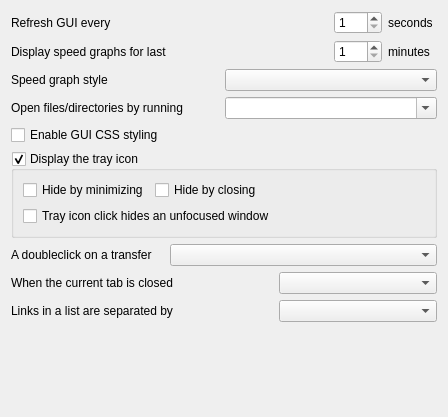
The window that src/SettingsGeneralForm.ui (LubosD/fatrat) describes before a commit, drawn with Qt 5.
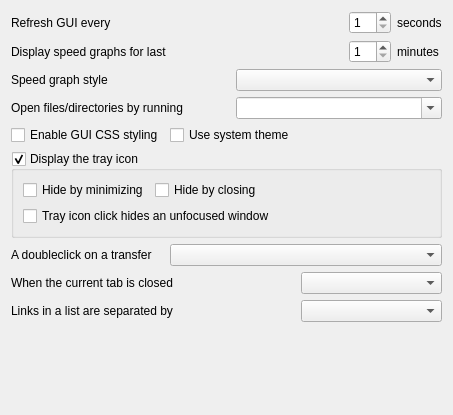
The same window after the commit.

Commit message: Use system icons by default

Diff of the .ui file:
```diff
--- a/src/SettingsGeneralForm.ui
+++ b/src/SettingsGeneralForm.ui
@@ -6,8 +6,8 @@
    <rect>
     <x>0</x>
     <y>0</y>
-    <width>448</width>
-    <height>417</height>
+    <width>446</width>
+    <height>415</height>
    </rect>
   </property>
   <layout class="QGridLayout" name="gridLayout">
@@ -176,6 +176,13 @@
      </property>
     </spacer>
    </item>
+   <item row="4" column="1" colspan="2">
+    <widget class="QCheckBox" name="checkSystemTheme">
+     <property name="text">
+      <string>Use system theme</string>
+     </property>
+    </widget>
+   </item>
   </layout>
  </widget>
  <resources/>
```
The commit also changes 5 other files.
